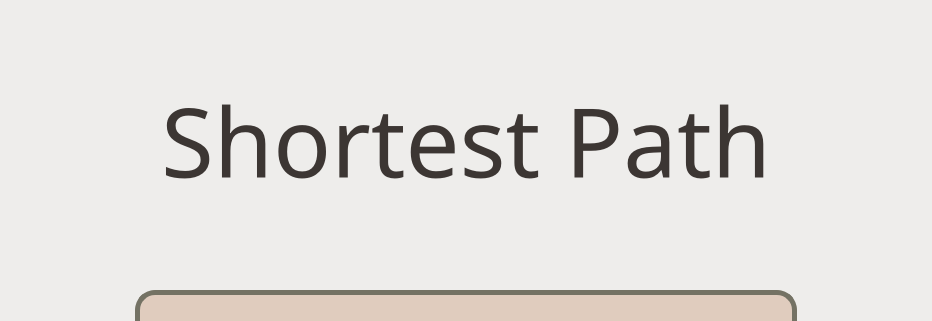
Old version of the form mainwindow.ui in the repository Youssef-ayman55/Shortest_Path; both pictures show x 134 to 1066 and y 0 to 321 of the 1200 by 800 pixel window.
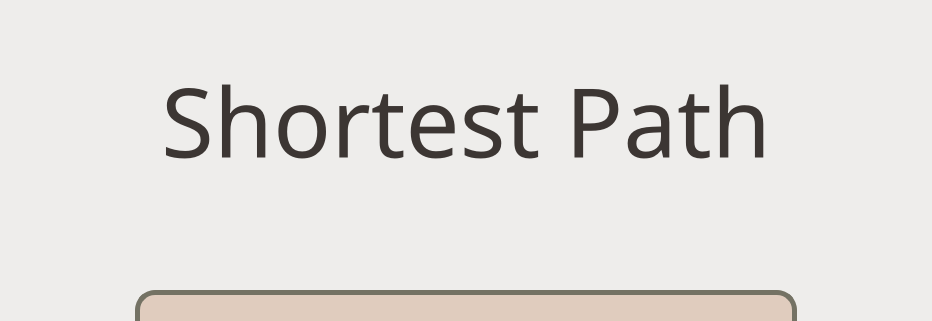
New version of the form.

The edit to the form file:
```diff
--- a/mainwindow.ui
+++ b/mainwindow.ui
@@ -64,7 +64,7 @@
     <property name="geometry">
      <rect>
       <x>214</x>
-      <y>50</y>
+      <y>30</y>
       <width>772</width>
       <height>181</height>
      </rect>
```
